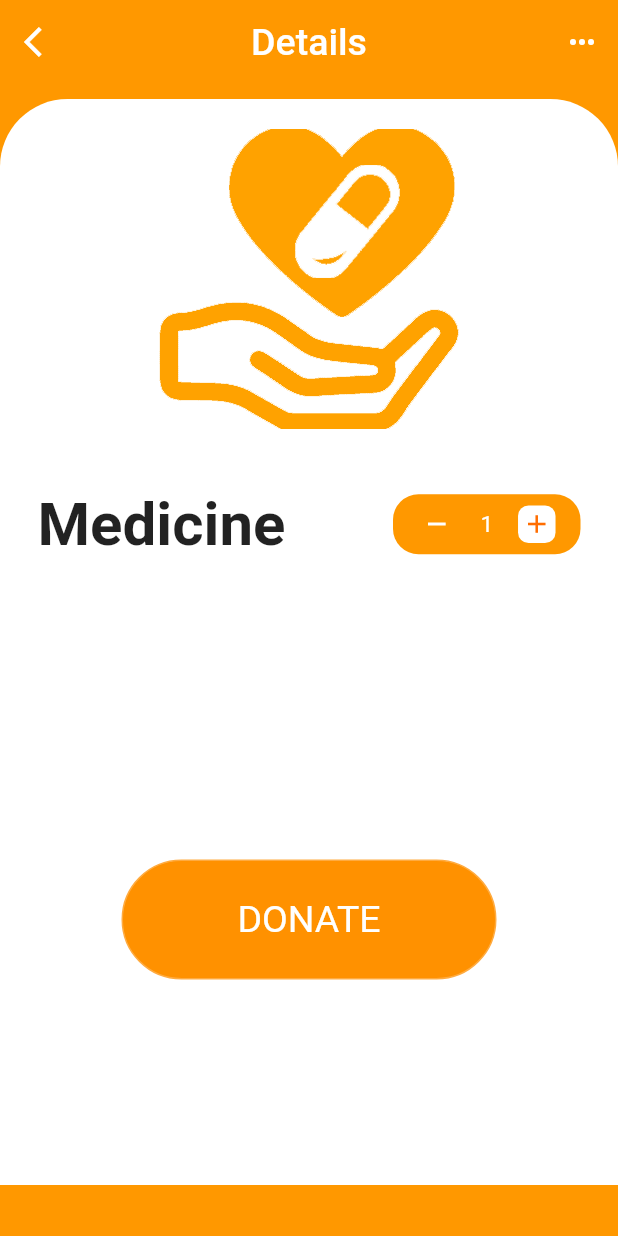
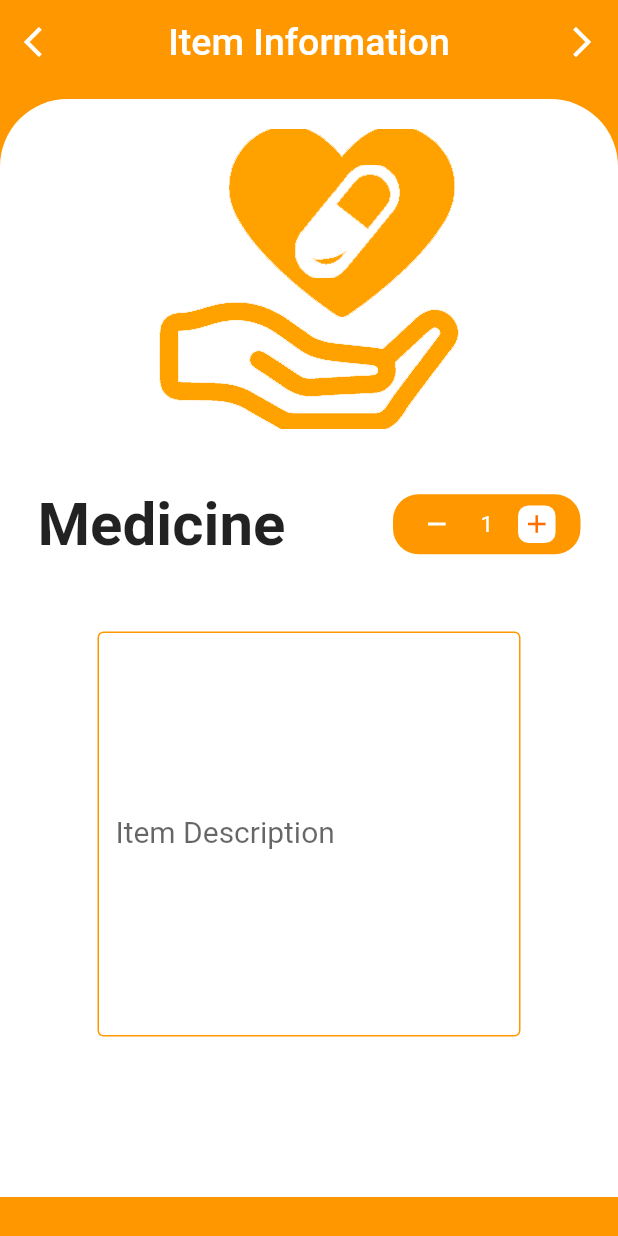
Before and after one commit to lloydantonie/donate-page-flutter, a Flutter app: the screen it shows after launch, after a tap on "Medicine", on a phone screen of 412 x 824 dp. Run offline on Flutter 3.47's test engine with Material 2 defaults, Android fonts, the phone set to English and light mode, and no system bars; Roboto replaces fonts that are missing (Montserrat, Montserrat-Bold, Montserrat-ExtraBold); project files that could hold a hidden picture were left out.

Commit message:
first commit

```diff
--- a/lib/detailsPage.dart
+++ b/lib/detailsPage.dart
@@ -1,5 +1,6 @@
 
 import 'package:flutter/material.dart';
+import 'donorInformation.dart';
 
 class DetailsPage extends StatefulWidget {
 
@@ -14,7 +15,18 @@ class DetailsPage extends StatefulWidget {
 }
 
 class _DetailsPageState extends State<DetailsPage> {
-  var selectedCard = 'WEIGHT';
+
+  int _counter = 1;
+  increment(){
+    setState(() {
+      _counter++;
+    });
+  }
+  decrement(){
+    setState(() {
+      _counter--;
+    });
+  }
 
   @override
   Widget build(BuildContext context) {
@@ -30,7 +42,7 @@ class _DetailsPageState extends State<DetailsPage> {
           ),
           backgroundColor: Colors.transparent,
           elevation: 0.0,
-          title: Text('Details',
+          title: Text('Item Information',
               style: TextStyle(
                   fontFamily: 'Montserrat',
                   fontSize: 25,
@@ -38,9 +50,13 @@ class _DetailsPageState extends State<DetailsPage> {
           centerTitle: true,
           actions: <Widget>[
             IconButton(
-              icon: Icon(Icons.more_horiz),
-              onPressed: () {},
-              color: Colors.white,
+                icon: Icon(Icons.arrow_forward_ios),
+                onPressed: (){
+                  Navigator.push(context, MaterialPageRoute(builder: (context){
+                    return DonorInformation();
+                  }));
+                },
+                color: Colors.white
             )
           ],
         ),
@@ -59,7 +75,7 @@ class _DetailsPageState extends State<DetailsPage> {
                           topRight: Radius.circular(45.0),
                         ),
                         color: Colors.white),
-                    height: MediaQuery.of(context).size.height - 100.0,
+                    height: MediaQuery.of(context).size.height - 10.0,
                     width: MediaQuery.of(context).size.width)),
             Positioned(
                 top: 30.0,
@@ -99,7 +115,7 @@ class _DetailsPageState extends State<DetailsPage> {
                             mainAxisAlignment: MainAxisAlignment.spaceEvenly,
                             children: <Widget>[
                               InkWell(
-                                onTap: () {},
+                                onTap: decrement,
                                 child: Container(
                                   height: 25.0,
                                   width: 25.0,
@@ -115,13 +131,13 @@ class _DetailsPageState extends State<DetailsPage> {
                                   ),
                                 ),
                               ),
-                              Text('1',
+                              Text('$_counter',
                                   style: TextStyle(
                                       color: Colors.white,
                                       fontFamily: 'Montserrat',
                                       fontSize: 15.0)),
                               InkWell(
-                                onTap: () {},
+                                onTap: increment,
                                 child: Container(
                                   height: 25.0,
                                   width: 25.0,
@@ -135,43 +151,41 @@ class _DetailsPageState extends State<DetailsPage> {
                                     ),
                                   ),
                                 ),
-                              )
+                              ),
                             ],
                           ),
                         )
                       ],
                     ),
-                    SizedBox(height: 50.0),
-                    Padding(
-                      padding: EdgeInsets.only(bottom:150.0),
-                      child: Container(
+                  ],
+                )),
+            Positioned(
+              child: Column(
+                crossAxisAlignment: CrossAxisAlignment.center,
+                children: <Widget>[
+                SizedBox(
+                height: 300.0,
+                ),
+                  Padding(
+                    padding: const EdgeInsets.all(65.0),
+                    child: TextField(
+                      maxLines: 10,
+                      style: TextStyle(fontSize: 20, color: Colors.black),
+                      decoration: InputDecoration(
+                        labelText: 'Item Description',
+                        enabledBorder: OutlineInputBorder(
+                        borderSide: BorderSide(
+                            color: Colors.orange,
+                            )),
+                        border: OutlineInputBorder(
+                          borderRadius: BorderRadius.circular(20.0)
+                        )
                       ),
                     ),
-                    Row(
-                      mainAxisAlignment: MainAxisAlignment.center,
-                      children: <Widget>[
-                        Container(
-                          height: 80.0,
-                          width: 250.0,
-                          decoration: BoxDecoration(
-                              border: Border.all(
-                                  color: Colors.orangeAccent,
-                                  style: BorderStyle.solid,
-                                  width: 1.0),
-                              borderRadius: BorderRadius.circular(50.0),
-                              color: Color(0xFFFF9100)),
-                          child: Center(
-                              child: Text('DONATE',
-                                  style: TextStyle(
-                                      fontFamily: 'Montserrat-ExtraBold',
-                                      color: Colors.white,
-                                      fontSize: 25.0))),
-                        )
-                      ],
-                    )
-                  ],
-                ))
-          ])
-        ]));
+                  ),
+          ]
+    )
+    )])
+    ]));
   }
 }
--- a/lib/main.dart
+++ b/lib/main.dart
@@ -82,11 +82,11 @@ class _MyHomePageState extends State<MyHomePage> {
                     padding: EdgeInsets.only(top: 50.0),
                     child: Container( height: MediaQuery.of(context).size.height - 100.0,
                         child: ListView(children: [
-                          _buildFoodItem('assets/plate1.png', 'Medicine', ''),
-                          _buildFoodItem('assets/plate2.png', 'Clothes', ''),
-                          _buildFoodItem('assets/plate3.png', 'Cash', ''),
-                          _buildFoodItem('assets/plate4.png', 'Food', ''),
-                          _buildFoodItem('assets/plate5.png', 'Others', '')
+                          _buildFoodItem('assets/plate1.png', 'Medicine'),
+                          _buildFoodItem('assets/plate2.png', 'Clothes'),
+                          _buildFoodItem('assets/plate3.png', 'Cash'),
+                          _buildFoodItem('assets/plate4.png', 'Food'),
+                          _buildFoodItem('assets/plate5.png', 'Others')
                         ])))
               ],
             ),
@@ -95,13 +95,13 @@ class _MyHomePageState extends State<MyHomePage> {
       ),
     );
   }
-  Widget _buildFoodItem(String imgPath, String foodName, String price) {
+  Widget _buildFoodItem(String imgPath, String foodName) {
     return Padding(
         padding: EdgeInsets.only(left: 10.0, right: 10.0, top: 10.0),
         child: InkWell(
             onTap: () {
               Navigator.of(context).push(MaterialPageRoute(
-                  builder: (context) => DetailsPage(heroTag: imgPath, foodName: foodName, foodPrice: price)
+                  builder: (context) => DetailsPage(heroTag: imgPath, foodName: foodName)
               ));
             },
             child: Row(
@@ -131,14 +131,6 @@ class _MyHomePageState extends State<MyHomePage> {
                                         fontWeight: FontWeight.bold
                                     )
                                 ),
-                                Text(
-                                    price,
-                                    style: TextStyle(
-                                        fontFamily: 'Montserrat',
-                                        fontSize: 15.0,
-                                        color: Colors.grey
-                                    )
-                                )
                               ]
                           )
                         ]
```
